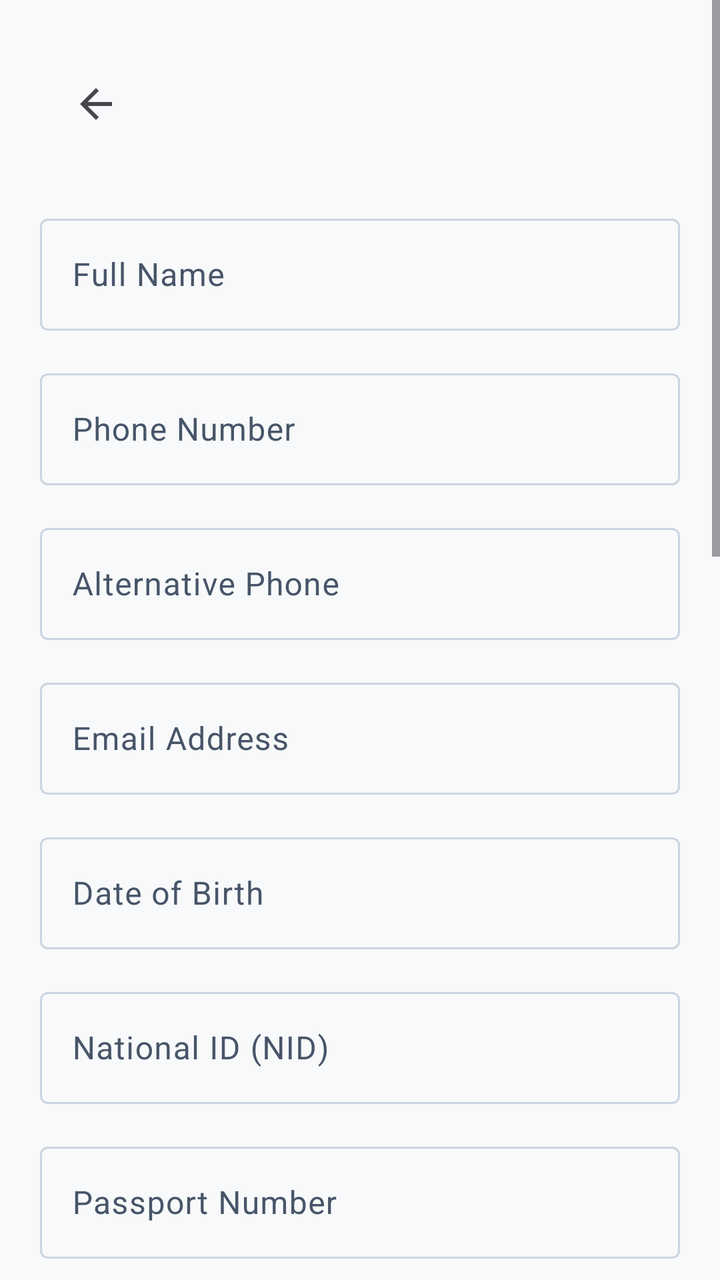
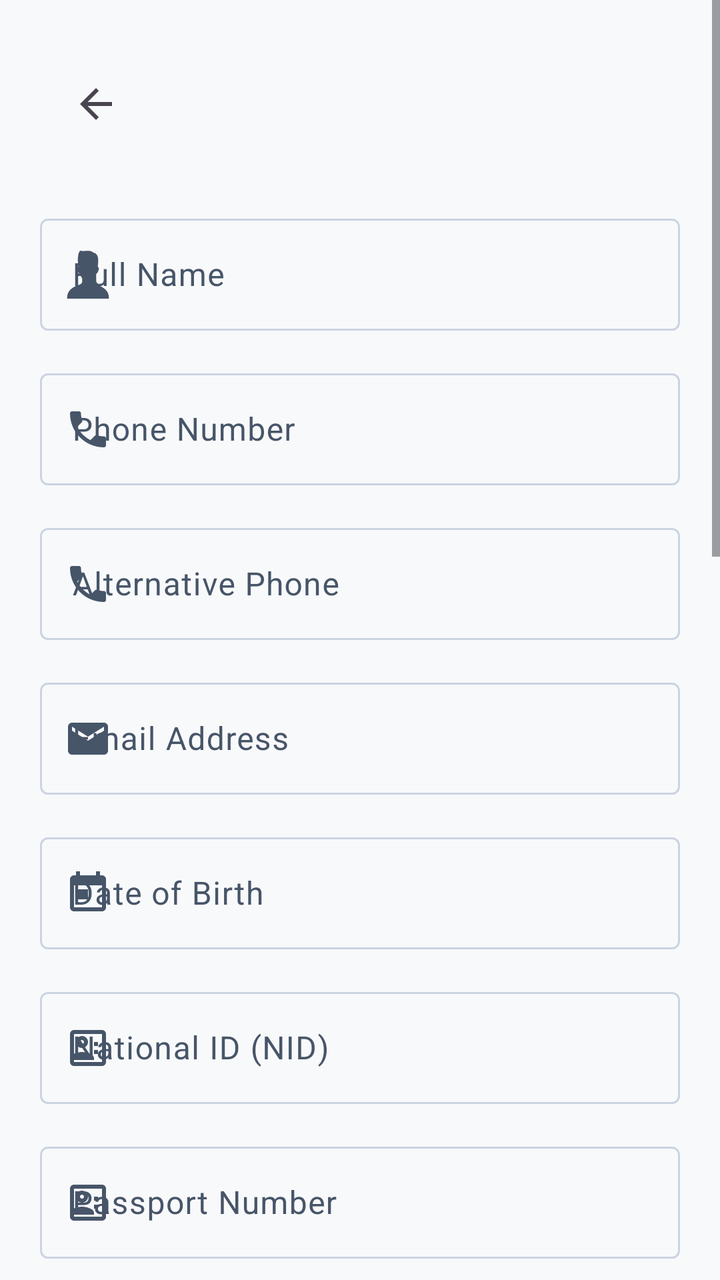

Compare the two renders of this Android layout. The source of the first and the diff that turns it into the second are given below.
<!-- AndroidManifest.xml: application theme Theme.RobHouseRental -->
<!-- res/layout/activity_add_tenant.xml -->
<?xml version="1.0" encoding="utf-8"?>
<ScrollView
    xmlns:android="http://schemas.android.com/apk/res/android"
    xmlns:app="http://schemas.android.com/apk/res-auto"
    android:layout_width="match_parent"
    android:layout_height="match_parent"
    android:fitsSystemWindows="true"
    android:fillViewport="true">

    <LinearLayout
        android:layout_width="match_parent"
        android:layout_height="wrap_content"
        android:orientation="vertical"
        android:padding="20dp">

        
        <com.google.android.material.appbar.MaterialToolbar
            android:id="@+id/toolbarAddTenant"
            android:layout_width="match_parent"
            android:layout_height="?attr/actionBarSize"
            android:title="@string/add_tenant_title"
            app:navigationIcon="@drawable/ic_arrow_back" />

        
        <com.google.android.material.textfield.TextInputLayout
            android:id="@+id/layoutFullName"
            style="@style/Widget.Material3.TextInputLayout.OutlinedBox"
            android:layout_width="match_parent"
            android:layout_height="wrap_content"
            android:layout_marginTop="20dp"
            android:hint="@string/full_name">

            <com.google.android.material.textfield.TextInputEditText
                android:id="@+id/etFullName"
                android:layout_width="match_parent"
                android:layout_height="wrap_content"
                android:inputType="textCapWords"
                android:minHeight="56dp" />

        </com.google.android.material.textfield.TextInputLayout>

        
        <com.google.android.material.textfield.TextInputLayout
            android:id="@+id/layoutPhoneNumber"
            style="@style/Widget.Material3.TextInputLayout.OutlinedBox"
            android:layout_width="match_parent"
            android:layout_height="wrap_content"
            android:layout_marginTop="16dp"
            android:hint="@string/phone">

            <com.google.android.material.textfield.TextInputEditText
                android:id="@+id/etPhoneNumber"
                android:layout_width="match_parent"
                android:layout_height="wrap_content"
                android:inputType="phone"
                android:minHeight="56dp" />

        </com.google.android.material.textfield.TextInputLayout>

        
        <com.google.android.material.textfield.TextInputLayout
            android:id="@+id/layoutAlternativePhone"
            style="@style/Widget.Material3.TextInputLayout.OutlinedBox"
            android:layout_width="match_parent"
            android:layout_height="wrap_content"
            android:layout_marginTop="16dp"
            android:hint="@string/alternative_phone">

            <com.google.android.material.textfield.TextInputEditText
                android:id="@+id/etAlternativePhone"
                android:layout_width="match_parent"
                android:layout_height="wrap_content"
                android:inputType="phone"
                android:minHeight="56dp" />

        </com.google.android.material.textfield.TextInputLayout>

        
        <com.google.android.material.textfield.TextInputLayout
            android:id="@+id/layoutEmail"
            style="@style/Widget.Material3.TextInputLayout.OutlinedBox"
            android:layout_width="match_parent"
            android:layout_height="wrap_content"
            android:layout_marginTop="16dp"
            android:hint="@string/email">

            <com.google.android.material.textfield.TextInputEditText
                android:id="@+id/etEmail"
                android:layout_width="match_parent"
                android:layout_height="wrap_content"
                android:inputType="textEmailAddress"
                android:minHeight="56dp" />

        </com.google.android.material.textfield.TextInputLayout>

        
        <com.google.android.material.textfield.TextInputLayout
            android:id="@+id/layoutDateOfBirth"
            style="@style/Widget.Material3.TextInputLayout.OutlinedBox"
            android:layout_width="match_parent"
            android:layout_height="wrap_content"
            android:layout_marginTop="16dp"
            android:hint="@string/date_of_birth"
            app:endIconMode="clear_text">

            <com.google.android.material.textfield.TextInputEditText
                android:id="@+id/etDateOfBirth"
                android:layout_width="match_parent"
                android:layout_height="wrap_content"
                android:clickable="true"
                android:focusable="false"
                android:inputType="none"
                android:minHeight="56dp" />

        </com.google.android.material.textfield.TextInputLayout>

        
        <com.google.android.material.textfield.TextInputLayout
            android:id="@+id/layoutNidNumber"
            style="@style/Widget.Material3.TextInputLayout.OutlinedBox"
            android:layout_width="match_parent"
            android:layout_height="wrap_content"
            android:layout_marginTop="16dp"
            android:hint="@string/national_id">

            <com.google.android.material.textfield.TextInputEditText
                android:id="@+id/etNidNumber"
                android:layout_width="match_parent"
                android:layout_height="wrap_content"
                android:inputType="textCapCharacters"
                android:minHeight="56dp" />

        </com.google.android.material.textfield.TextInputLayout>

        
        <com.google.android.material.textfield.TextInputLayout
            android:id="@+id/layoutPassportNumber"
            style="@style/Widget.Material3.TextInputLayout.OutlinedBox"
            android:layout_width="match_parent"
            android:layout_height="wrap_content"
            android:layout_marginTop="16dp"
            android:hint="@string/passport_number">

            <com.google.android.material.textfield.TextInputEditText
                android:id="@+id/etPassportNumber"
                android:layout_width="match_parent"
                android:layout_height="wrap_content"
                android:inputType="textCapCharacters"
                android:minHeight="56dp" />

        </com.google.android.material.textfield.TextInputLayout>

        
        <com.google.android.material.textfield.TextInputLayout
            android:id="@+id/layoutOccupation"
            style="@style/Widget.Material3.TextInputLayout.OutlinedBox"
            android:layout_width="match_parent"
            android:layout_height="wrap_content"
            android:layout_marginTop="16dp"
            android:hint="@string/occupation">

            <com.google.android.material.textfield.TextInputEditText
                android:id="@+id/etOccupation"
                android:layout_width="match_parent"
                android:layout_height="wrap_content"
                android:inputType="textCapWords"
                android:minHeight="56dp" />

        </com.google.android.material.textfield.TextInputLayout>

        
        <com.google.android.material.textfield.TextInputLayout
            android:id="@+id/layoutEmergencyName"
            style="@style/Widget.Material3.TextInputLayout.OutlinedBox"
            android:layout_width="match_parent"
            android:layout_height="wrap_content"
            android:layout_marginTop="16dp"
            android:hint="@string/emergency_contact_name">

            <com.google.android.material.textfield.TextInputEditText
                android:id="@+id/etEmergencyName"
                android:layout_width="match_parent"
                android:layout_height="wrap_content"
                android:inputType="textCapWords"
                android:minHeight="56dp" />

        </com.google.android.material.textfield.TextInputLayout>

        
        <com.google.android.material.textfield.TextInputLayout
            android:id="@+id/layoutEmergencyPhone"
            style="@style/Widget.Material3.TextInputLayout.OutlinedBox"
            android:layout_width="match_parent"
            android:layout_height="wrap_content"
            android:layout_marginTop="16dp"
            android:hint="@string/emergency_contact_phone">

            <com.google.android.material.textfield.TextInputEditText
                android:id="@+id/etEmergencyPhone"
                android:layout_width="match_parent"
                android:layout_height="wrap_content"
                android:inputType="phone"
                android:minHeight="56dp" />

        </com.google.android.material.textfield.TextInputLayout>

        
        <com.google.android.material.textfield.TextInputLayout
            android:id="@+id/layoutFamilyCount"
            style="@style/Widget.Material3.TextInputLayout.OutlinedBox"
            android:layout_width="match_parent"
            android:layout_height="wrap_content"
            android:layout_marginTop="16dp"
            android:hint="@string/family_member_count">

            <com.google.android.material.textfield.TextInputEditText
                android:id="@+id/etFamilyCount"
                android:layout_width="match_parent"
                android:layout_height="wrap_content"
                android:inputType="number"
                android:minHeight="56dp" />

        </com.google.android.material.textfield.TextInputLayout>

        
        <com.google.android.material.textfield.TextInputLayout
            android:id="@+id/layoutPresentAddress"
            style="@style/Widget.Material3.TextInputLayout.OutlinedBox"
            android:layout_width="match_parent"
            android:layout_height="wrap_content"
            android:layout_marginTop="16dp"
            android:hint="@string/present_address">

            <com.google.android.material.textfield.TextInputEditText
                android:id="@+id/etPresentAddress"
                android:layout_width="match_parent"
                android:layout_height="wrap_content"
                android:gravity="top"
                android:inputType="textCapSentences|textMultiLine"
                android:minHeight="80dp" />

        </com.google.android.material.textfield.TextInputLayout>

        
        <com.google.android.material.textfield.TextInputLayout
            android:id="@+id/layoutPermanentAddress"
            style="@style/Widget.Material3.TextInputLayout.OutlinedBox"
            android:layout_width="match_parent"
            android:layout_height="wrap_content"
            android:layout_marginTop="16dp"
            android:hint="@string/permanent_address">

            <com.google.android.material.textfield.TextInputEditText
                android:id="@+id/etPermanentAddress"
                android:layout_width="match_parent"
                android:layout_height="wrap_content"
                android:gravity="top"
                android:inputType="textCapSentences|textMultiLine"
                android:minHeight="80dp" />

        </com.google.android.material.textfield.TextInputLayout>

        
        <com.google.android.material.textfield.TextInputLayout
            android:id="@+id/layoutTenantStatus"
            style="@style/Widget.Material3.TextInputLayout.OutlinedBox"
            android:layout_width="match_parent"
            android:layout_height="wrap_content"
            android:layout_marginTop="16dp"
            android:hint="@string/unit_status">

            <com.google.android.material.textfield.MaterialAutoCompleteTextView
                android:id="@+id/autoTenantStatus"
                android:layout_width="match_parent"
                android:layout_height="wrap_content"
                android:inputType="none"
                android:minHeight="56dp" />

        </com.google.android.material.textfield.TextInputLayout>

        
        <com.google.android.material.textfield.TextInputLayout
            android:id="@+id/layoutTenantNotes"
            style="@style/Widget.Material3.TextInputLayout.OutlinedBox"
            android:layout_width="match_parent"
            android:layout_height="wrap_content"
            android:layout_marginTop="16dp"
            android:hint="@string/notes">

            <com.google.android.material.textfield.TextInputEditText
                android:id="@+id/etTenantNotes"
                android:layout_width="match_parent"
                android:layout_height="wrap_content"
                android:gravity="top"
                android:inputType="textCapSentences|textMultiLine"
                android:minHeight="100dp" />

        </com.google.android.material.textfield.TextInputLayout>

        
        <com.google.android.material.button.MaterialButton
            android:id="@+id/btnSaveTenant"
            android:layout_width="match_parent"
            android:layout_height="wrap_content"
            android:layout_marginTop="28dp"
            android:minHeight="60dp"
            android:text="@string/save_tenant"
            android:textSize="18sp"
            app:cornerRadius="18dp" />

        <Space
            android:layout_width="match_parent"
            android:layout_height="24dp" />

    </LinearLayout>

</ScrollView>
<!-- resources referenced by this layout -->
<resources>
  <string name="email">Email Address</string>
  <string name="full_name">Full Name</string>
  <string name="notes">Notes</string>
  <string name="occupation">Occupation</string>
  <string name="phone">Phone Number</string>
  <string name="save_tenant">Save Tenant</string>
  <string name="unit_status">Status</string>
  <color name="md_theme_primary">#00695C</color>
  <color name="md_theme_onPrimary">#FFFFFF</color>
  <color name="md_theme_secondary">#1565C0</color>
  <color name="md_theme_onSecondary">#FFFFFF</color>
  <color name="md_theme_tertiary">#6D4C41</color>
  <color name="md_theme_onTertiary">#FFFFFF</color>
  <color name="md_theme_background">#F8F9FA</color>
  <color name="md_theme_surface">#FFFFFF</color>
  <color name="md_theme_onSurface">#191C1D</color>
  <color name="md_theme_outline">#CBD5E1</color>
  <!-- unchanged entries left out for length: 24 -->
</resources>

<!-- the commit's change to res/layout/activity_add_tenant.xml (unified diff, before → after) -->
@@ -28,7 +28,8 @@
             android:layout_width="match_parent"
             android:layout_height="wrap_content"
             android:layout_marginTop="20dp"
-            android:hint="@string/full_name">
+            android:hint="@string/full_name"
+            app:startIconDrawable="@drawable/ic_person">
 
             <com.google.android.material.textfield.TextInputEditText
                 android:id="@+id/etFullName"
@@ -46,7 +47,8 @@
             android:layout_width="match_parent"
             android:layout_height="wrap_content"
             android:layout_marginTop="16dp"
-            android:hint="@string/phone">
+            android:hint="@string/phone"
+            app:startIconDrawable="@drawable/ic_phone">
 
             <com.google.android.material.textfield.TextInputEditText
                 android:id="@+id/etPhoneNumber"
@@ -64,7 +66,8 @@
             android:layout_width="match_parent"
             android:layout_height="wrap_content"
             android:layout_marginTop="16dp"
-            android:hint="@string/alternative_phone">
+            android:hint="@string/alternative_phone"
+            app:startIconDrawable="@drawable/ic_phone">
 
             <com.google.android.material.textfield.TextInputEditText
                 android:id="@+id/etAlternativePhone"
@@ -82,7 +85,8 @@
             android:layout_width="match_parent"
             android:layout_height="wrap_content"
             android:layout_marginTop="16dp"
-            android:hint="@string/email">
+            android:hint="@string/email"
+            app:startIconDrawable="@drawable/ic_email">
 
             <com.google.android.material.textfield.TextInputEditText
                 android:id="@+id/etEmail"
@@ -101,7 +105,8 @@
             android:layout_height="wrap_content"
             android:layout_marginTop="16dp"
             android:hint="@string/date_of_birth"
-            app:endIconMode="clear_text">
+            app:endIconMode="clear_text"
+            app:startIconDrawable="@drawable/ic_calendar">
 
             <com.google.android.material.textfield.TextInputEditText
                 android:id="@+id/etDateOfBirth"
@@ -121,7 +126,8 @@
             android:layout_width="match_parent"
             android:layout_height="wrap_content"
             android:layout_marginTop="16dp"
-            android:hint="@string/national_id">
+            android:hint="@string/national_id"
+            app:startIconDrawable="@drawable/ic_id_card">
 
             <com.google.android.material.textfield.TextInputEditText
                 android:id="@+id/etNidNumber"
@@ -139,7 +145,8 @@
             android:layout_width="match_parent"
             android:layout_height="wrap_content"
             android:layout_marginTop="16dp"
-            android:hint="@string/passport_number">
+            android:hint="@string/passport_number"
+            app:startIconDrawable="@drawable/ic_id_card">
 
             <com.google.android.material.textfield.TextInputEditText
                 android:id="@+id/etPassportNumber"
<!-- resource entries referenced after the edit -->
@@ -1,5 +1,52 @@
 <!-- resources referenced by this layout -->
 <resources>
+  <!-- drawable ic_calendar (drawable) -->
+  <vector xmlns:android="http://schemas.android.com/apk/res/android"
+      android:width="24dp"
+      android:height="24dp"
+      android:viewportWidth="24"
+      android:viewportHeight="24"
+      android:tint="?attr/colorControlNormal">
+    <path
+        android:fillColor="@android:color/white"
+        android:pathData="M19,3h-1L18,1h-2v2L8,3L8,1L6,1v2L5,3c-1.11,0 -1.99,0.9 -1.99,2L3,19c0,1.1 0.89,2 2,2h14c1.1,0 2,-0.9 2,-2L21,5c0,-1.1 -0.9,-2 -2,-2zM19,19L5,19L5,8h14v11zM7,10h5v5L7,15z"/>
+  </vector>
+  <!-- drawable ic_email (drawable) -->
+  <vector xmlns:android="http://schemas.android.com/apk/res/android"
+      android:width="24dp"
+      android:height="24dp"
+      android:viewportWidth="24"
+      android:viewportHeight="24">
+    <path
+        android:fillColor="@color/md_theme_onSurface"
+        android:pathData="M20,4H4C2.9,4 2.01,4.9 2.01,6L2,18c0,1.1 0.9,2 2,2h16c1.1,0 2,-0.9 2,-2V6c0,-1.1 -0.9,-2 -2,-2zM20,8l-8,5 -8,-5V6l8,5 8,-5v2z"/>
+  </vector>
+  <!-- drawable ic_id_card (drawable) -->
+  <vector xmlns:android="http://schemas.android.com/apk/res/android"
+      android:width="24dp"
+      android:height="24dp"
+      android:viewportWidth="24"
+      android:viewportHeight="24">
+    <path
+        android:fillColor="@color/md_theme_onSurface"
+        android:pathData="M19,3H5C3.9,3 3,3.9 3,5v14c0,1.1 0.9,2 2,2h14c1.1,0 2,-0.9 2,-2V5c0,-1.1 -0.9,-2 -2,-2zM19,19H5V5h14v14zM9,12c1.65,0 3,-1.35 3,-3S10.65,6 9,6 6,7.35 6,9s1.35,3 3,3zM9,8c0.55,0 1,0.45 1,1s-0.45,1 -1,1 -1,-0.45 -1,-1 0.45,-1 1,-1zM15,9h2v2h-2zM15,13h2v2h-2zM9,14c-2.03,0 -6,1.02 -6,3v1h12v-1c0,-1.98 -3.97,-3 -6,-3z"/>
+  </vector>
+  <!-- drawable ic_person (drawable) -->
+  <vector xmlns:android="http://schemas.android.com/apk/res/android" android:height="24dp" android:viewportHeight="512" android:viewportWidth="512" android:width="24dp">
+        
+      <path android:fillColor="#000000" android:pathData="M359.51,367.61c-19.11,-7.15 -40.88,-18.28 -40.88,-32.68c0,-9.53 0,-21.44 0,-37.78c7,-19.39 17.51,-20.78 22.77,-50.55c12.25,-4.38 19.26,-11.38 28.01,-42.03c6.57,-23.06 -3.11,-29.25 -9.38,-30.91c0.13,-1.23 0.26,-2.47 0.36,-3.92c2.37,-34.54 22.42,-137.08 -47.01,-149.33c-18.38,-14.3 -30.04,-20.77 -69.44,-18.38C219,2.04 200.05,7.55 173.63,0c-35.24,29.57 -25.56,126.66 -20.63,173.5c-6.2,1.39 -16.89,7.15 -10.05,31.08c8.74,30.64 15.75,37.65 28,42.03c5.26,29.76 21.25,39.32 22.42,50.55c0,16.34 0,28.25 0,37.78c0,14.4 -23.49,26.55 -40.88,32.68C119.06,379.4 25.91,414.27 34.07,512h443.86C486.09,414.27 392.71,380.04 359.51,367.61z"/>
+      
+  </vector>
+  <!-- drawable ic_phone (drawable) -->
+  <vector xmlns:android="http://schemas.android.com/apk/res/android"
+      android:width="24dp"
+      android:height="24dp"
+      android:viewportWidth="24"
+      android:viewportHeight="24">
+    <path
+        android:fillColor="#FF000000"
+        android:pathData="M6.62,10.79C8.06,13.62 10.38,15.94 13.21,17.38L15.41,15.18C15.69,14.9 16.08,14.82 16.43,14.93C17.55,15.3 18.75,15.5 20,15.5C20.55,15.5 21,15.95 21,16.5V20C21,20.55 20.55,21 20,21C10.61,21 3,13.39 3,4C3,3.45 3.45,3 4,3H7.5C8.05,3 8.5,3.45 8.5,4C8.5,5.25 8.7,6.45 9.07,7.57C9.18,7.92 9.1,8.31 8.82,8.59L6.62,10.79Z"/>
+  </vector>
   <string name="email">Email Address</string>
   <string name="full_name">Full Name</string>
   <string name="notes">Notes</string>
